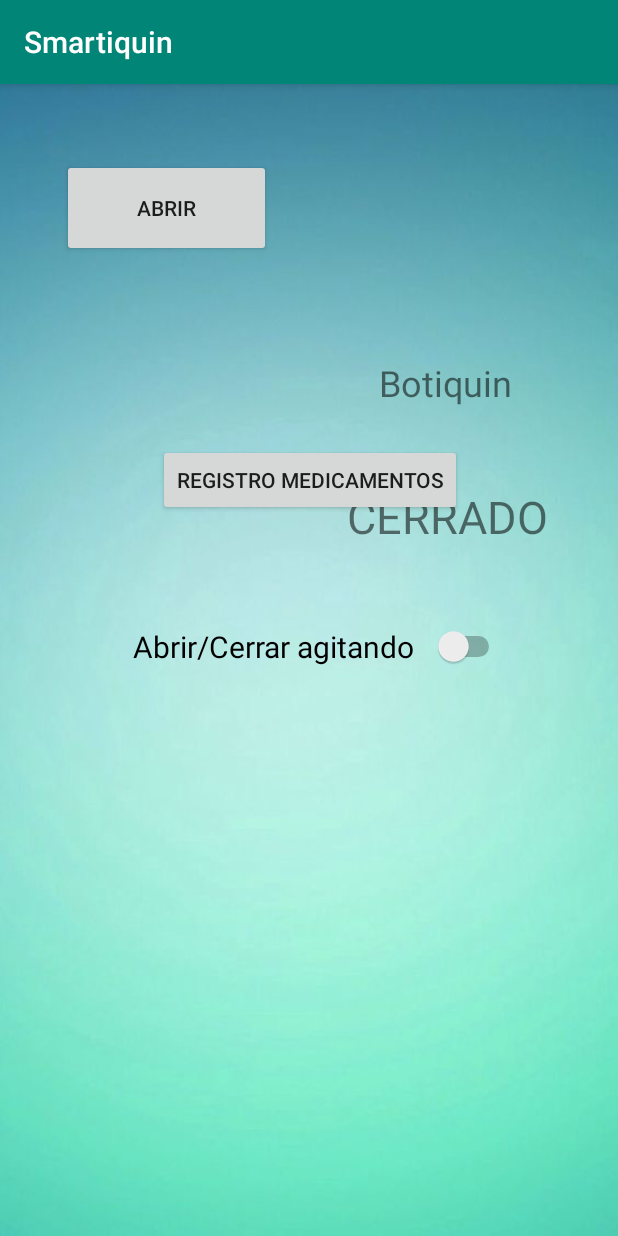
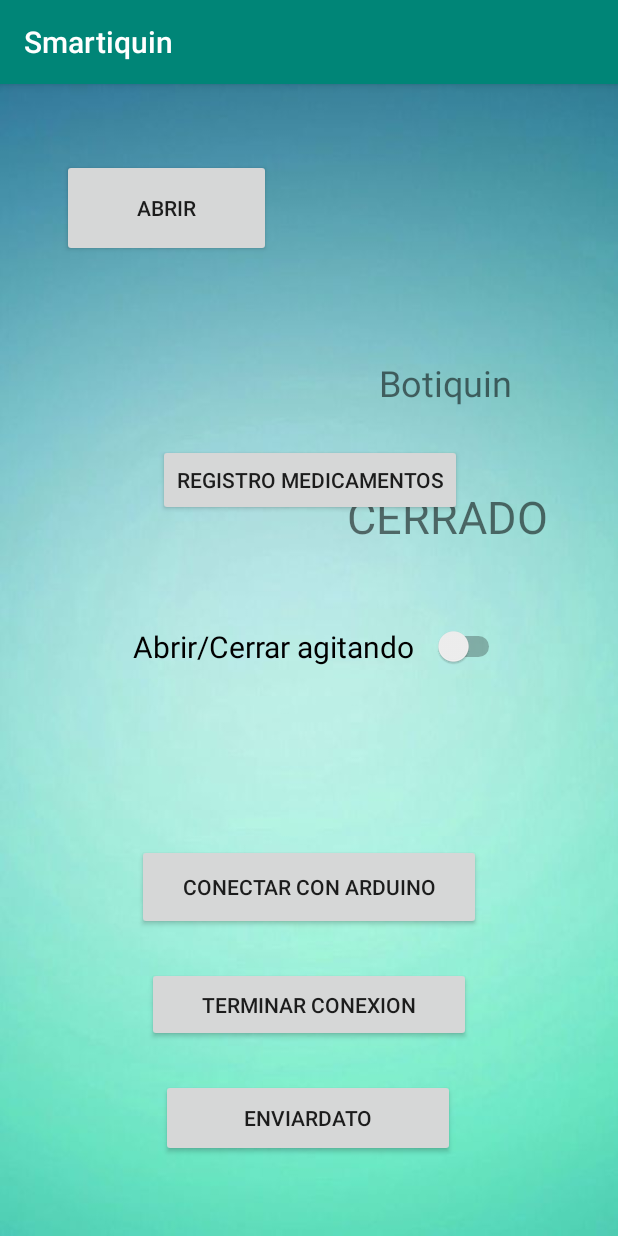
Before and after one commit to giyo08/smartiquin, an Android app: the screen it shows after launch (MainActivity), on a phone screen of 412 x 824 dp. Run offline under Robolectric (Android 15) with nearby library versions, the phone set to English and light mode, and no system bars.

Commit message:
Enviar/Recibir datos desde Android a arduino

```diff
--- a/Android/Smartiquin/app/src/main/AndroidManifest.xml
+++ b/Android/Smartiquin/app/src/main/AndroidManifest.xml
@@ -2,6 +2,7 @@
 <manifest xmlns:android="http://schemas.android.com/apk/res/android"
     package="com.example.smartiquin">
 
+    <uses-permission android:name="android.permission.BLUETOOTH" />
     <uses-permission android:name="android.permission.VIBRATE" />
 
     <application
--- a/Android/Smartiquin/app/src/main/java/com/example/smartiquin/MainActivity.java
+++ b/Android/Smartiquin/app/src/main/java/com/example/smartiquin/MainActivity.java
@@ -1,11 +1,19 @@
 package com.example.smartiquin;
 
+import android.app.Activity;
+import android.bluetooth.BluetoothAdapter;
+import android.bluetooth.BluetoothDevice;
+import android.bluetooth.BluetoothSocket;
+import android.content.BroadcastReceiver;
+import android.content.Context;
 import android.content.Intent;
+import android.content.IntentFilter;
 import android.content.pm.ActivityInfo;
 import android.hardware.Sensor;
 import android.hardware.SensorEvent;
 import android.hardware.SensorEventListener;
 import android.hardware.SensorManager;
+import android.os.AsyncTask;
 import android.os.Vibrator;
 import android.support.v7.app.AppCompatActivity;
 import android.os.Bundle;
@@ -15,6 +23,13 @@ import android.widget.Switch;
 import android.widget.TextView;
 import android.widget.Toast;
 
+import java.io.IOException;
+import java.io.InputStream;
+import java.io.OutputStream;
+import java.lang.reflect.Method;
+import java.util.UUID;
+import java.util.logging.Handler;
+
 ///NOTA: AUNQUE PARECE QUE ESTA TOD0 DESACOMODADO EN LA VISTA , EN MI CELULAR ESTA PERFECTAMENTE ALINEADO XD
 ///NO SE PORQUE :)
 
@@ -23,8 +38,13 @@ public class MainActivity extends AppCompatActivity {
     ///Botones, switchs, textViews
     private Button btnAbrirCerrar;
     private Button btnMeds;
+    private Button btnConectarArduino;
     private Switch switchShake;
     private TextView tvEstBot;
+
+
+    private Button btnTC;
+    private Button btnEnviarDato;
 
 
     ///EstadoBotiquin
@@ -49,6 +69,9 @@ public class MainActivity extends AppCompatActivity {
     private long ultShake = 0;
     private Vibrator v;
 
+    ///Bluetooth
+    private ConexionBluetooth conexionBluetooth;
+
 
     @Override
     protected void onCreate(Bundle savedInstanceState) {
@@ -57,24 +80,41 @@ public class MainActivity extends AppCompatActivity {
         super.onCreate(savedInstanceState);
         setContentView(R.layout.activity_main);
 
+        ///bluetoothAdapter = BluetoothAdapter.getDefaultAdapter();
+        conexionBluetooth = new ConexionBluetooth(MainActivity.this);
+
         ///Asigno a las variables su correspondiente cosa
         btnAbrirCerrar = findViewById(R.id.buttonAbrirCerrar);
         btnMeds = findViewById(R.id.buttonMeds);
         tvEstBot = findViewById(R.id.textViewEstBot);
         switchShake = findViewById(R.id.switchShake);
+        btnConectarArduino = findViewById(R.id.buttonConectarArduino);
+
+        btnTC = findViewById(R.id.buttonTC);
+
+
+        ///SI no termino la conexion , crashea la app
+        btnTC.setOnClickListener(new View.OnClickListener() {
+            @Override
+            public void onClick(View v) {
+                conexionBluetooth.terminarConexion();
+            }
+        });
+
 
         //Seteo el switch en falso
         switchShake.setChecked(false);
 
         ///Asigno a boton su listener correspondiente
         btnAbrirCerrar.setOnClickListener(btnAbrirCerrarListener);
+        btnConectarArduino.setOnClickListener(btnConectarArduinoListener);
 
         ///ACA TENGO QUE SETEAR EN QUE ESTADO ESTA EL BOTIQUIN DEPENDE DE LO QUE ME ENVIE EL ARDUINO
         ///AHORA PARA PRUEBAS LO PONGO EN CERRADO
         estadoBotiquin = E_CERRADO;
 
         ///Set como esta el botiquin y habilito/deshabilito botones
-        if(estadoBotiquin == E_ABIERTO)
+        if (estadoBotiquin == E_ABIERTO)
             botiquinAbierto();
         else
             botiquinCerrado();
@@ -95,11 +135,28 @@ public class MainActivity extends AppCompatActivity {
                 Intent nuevaVentana = new Intent(MainActivity.this, RegisterActivity.class);
 
                 Notificacion n = new Notificacion();
-                n.generarNuevaNotificacion("HOLA","Usted es un vagal", getApplicationContext());
+                n.generarNuevaNotificacion("HOLA", "Usted es un vagal", getApplicationContext());
 
                 startActivity(nuevaVentana);
             }
         });
+
+        btnEnviarDato = findViewById(R.id.button3);
+        btnEnviarDato.setOnClickListener(new View.OnClickListener() {
+            @Override
+            public void onClick(View v) {
+
+                try {
+                    conexionBluetooth.enviarMensaje("A");
+
+                    mostrarMensaje("Enviado con exito");
+                } catch (Exception e) {
+                    mostrarMensaje("No se pudo enviar mensaje");
+                }
+            }
+        });
+
+
 
     }
 
@@ -121,14 +178,22 @@ public class MainActivity extends AppCompatActivity {
         //sm.unregisterListener(proximitySensorListener);
     }
 
+
+    View.OnClickListener btnConectarArduinoListener = new View.OnClickListener() {
+        @Override
+        public void onClick(View v) {
+            conexionBluetooth.conectar();
+        }
+    };
+
     View.OnClickListener btnAbrirCerrarListener = new View.OnClickListener() {
         @Override
         public void onClick(View v) {
 
-            if(estadoBotiquin == E_ABIERTO){
+            if (estadoBotiquin == E_ABIERTO) {
                 botiquinCerrado();
                 ///ENVIO DATO CERRAR AL ARDUINO
-            }else{
+            } else {
                 botiquinAbierto();
                 ///ENVIO DATO ABRIR AL ARDUINO
 
@@ -141,24 +206,24 @@ public class MainActivity extends AppCompatActivity {
     };
 
     ///METODO HABILITAR EL SHAKE CON SWITCH
-    public void habilitarShake(View v){
+    public void habilitarShake(View v) {
 
         ///SI HABILITO ABRIR/CERRAR AGITANDO
-        if(switchShake.isChecked()){
-           btnAbrirCerrar.setEnabled(false);
+        if (switchShake.isChecked()) {
+            btnAbrirCerrar.setEnabled(false);
 
-           ///HABILITO LA LECTURA DEL SENSOR
-            sm.registerListener(shakeSensorListener,sensorShake,SensorManager.SENSOR_DELAY_GAME);
+            ///HABILITO LA LECTURA DEL SENSOR
+            sm.registerListener(shakeSensorListener, sensorShake, SensorManager.SENSOR_DELAY_GAME);
 
-            Toast.makeText(getApplicationContext(),"Shake habilitado",Toast.LENGTH_SHORT).show();
+            Toast.makeText(getApplicationContext(), "Shake habilitado", Toast.LENGTH_SHORT).show();
 
         }
         ///NO ESTA SELECCIONADO, habilito los botones que corresponden
-        else{
+        else {
 
             btnAbrirCerrar.setEnabled(true);
 
-            if(estadoBotiquin == E_ABIERTO)
+            if (estadoBotiquin == E_ABIERTO)
                 botiquinAbierto();
             else
                 botiquinCerrado();
@@ -166,7 +231,7 @@ public class MainActivity extends AppCompatActivity {
             ///DESHABILITO LA LECTURA DEL SENSOR
             sm.unregisterListener(shakeSensorListener);
 
-            Toast.makeText(getApplicationContext(),"Shake deshabilitado",Toast.LENGTH_SHORT).show();
+            Toast.makeText(getApplicationContext(), "Shake deshabilitado", Toast.LENGTH_SHORT).show();
         }
     }
 
@@ -177,29 +242,16 @@ public class MainActivity extends AppCompatActivity {
 
             long tiempoAct = System.currentTimeMillis();
 
-            if((tiempoAct - ultShake) > 300){
+            if ((tiempoAct - ultShake) > 300) {
 
-                float x = event.values[0];
-                float y = event.values[1];
-                float z = event.values[2];
-
-                double a = Math.sqrt(Math.pow(x, 2) + Math.pow(y, 2) + Math.pow(z, 2)) - SensorManager.GRAVITY_EARTH;
-
-                /*float gX = x/SensorManager.GRAVITY_EARTH;
-                float gY = x/SensorManager.GRAVITY_EARTH;
-                float gZ = x/SensorManager.GRAVITY_EARTH;
-
-                float a = (float)Math.sqrt(gX * gX + gY * gY + gZ * gZ);*/
-
-                if(a > LIMITE_SHAKE){
+                if ((Math.abs(event.values[0]) > 30 || Math.abs(event.values[1]) > 30 || Math.abs(event.values[2]) > 30)) {
 
                     ultShake = tiempoAct;
 
-                    if(estadoBotiquin == E_CERRADO){
+                    if (estadoBotiquin == E_CERRADO) {
                         botiquinAbierto();
                         v.vibrate(100);
-                    }
-                    else{
+                    } else {
                         botiquinCerrado();
                         v.vibrate(100);
                     }
@@ -217,7 +269,7 @@ public class MainActivity extends AppCompatActivity {
     SensorEventListener proximitySensorListener = new SensorEventListener() {
         @Override
         public void onSensorChanged(SensorEvent sensorEvent) {
-            if(sensorEvent.values[0] < sensorProx.getMaximumRange()){
+            if (sensorEvent.values[0] < sensorProx.getMaximumRange()) {
                 ///ACA MANDO PARA APAGAR EL BUZZER
 
                 ///Y DESACTIVO EL SENSOR DE PROXIMIDAD
@@ -236,35 +288,32 @@ public class MainActivity extends AppCompatActivity {
         @Override
         public void onSensorChanged(SensorEvent event) {
 
-            ///Poca luz?
-            if(event.values[0] < 10){
-                ///Encender led?
-
-            }else{
-                ///Apagar led?
-            }
+            ///debo enviar event.values[0].toString;
         }
 
         @Override
         public void onAccuracyChanged(Sensor sensor, int accuracy) {
 
 
-
         }
     };
 
-    private void botiquinAbierto(){
+    private void botiquinAbierto() {
 
         btnAbrirCerrar.setText(S_CERRAR);
         estadoBotiquin = E_ABIERTO;
         tvEstBot.setText(S_ABIERTO);
     }
 
-    private void botiquinCerrado(){
+    private void botiquinCerrado() {
 
         btnAbrirCerrar.setText(S_ABRIR);
         estadoBotiquin = E_CERRADO;
         tvEstBot.setText(S_CERRADO);
     }
 
+    private void mostrarMensaje(String mensaje) {
+        Toast.makeText(this, mensaje, Toast.LENGTH_SHORT).show();
+    }
+
 }
--- a/Android/Smartiquin/app/src/main/res/layout/activity_main.xml
+++ b/Android/Smartiquin/app/src/main/res/layout/activity_main.xml
@@ -77,4 +77,46 @@
         app:layout_constraintStart_toStartOf="parent"
         app:layout_constraintTop_toTopOf="parent" />
 
+    <Button
+        android:id="@+id/buttonConectarArduino"
+        android:layout_width="229dp"
+        android:layout_height="57dp"
+        android:layout_marginStart="8dp"
+        android:layout_marginTop="108dp"
+        android:layout_marginEnd="8dp"
+        android:text="@string/btnConectarArduino"
+        app:layout_constraintEnd_toEndOf="parent"
+        app:layout_constraintStart_toStartOf="parent"
+        app:layout_constraintTop_toBottomOf="@+id/switchShake" />
+
+    <Button
+        android:id="@+id/button3"
+        android:layout_width="196dp"
+        android:layout_height="52dp"
+        android:layout_marginStart="8dp"
+        android:layout_marginTop="8dp"
+        android:layout_marginEnd="8dp"
+        android:layout_marginBottom="8dp"
+        android:text="EnviarDato"
+        app:layout_constraintBottom_toBottomOf="parent"
+        app:layout_constraintEnd_toEndOf="parent"
+        app:layout_constraintHorizontal_bias="0.497"
+        app:layout_constraintStart_toStartOf="parent"
+        app:layout_constraintTop_toBottomOf="@+id/buttonConectarArduino"
+        app:layout_constraintVertical_bias="0.671" />
+
+    <Button
+        android:id="@+id/buttonTC"
+        android:layout_width="216dp"
+        android:layout_height="50dp"
+        android:layout_marginStart="8dp"
+        android:layout_marginTop="8dp"
+        android:layout_marginEnd="8dp"
+        android:layout_marginBottom="8dp"
+        android:text="Terminar Conexion"
+        app:layout_constraintBottom_toTopOf="@+id/button3"
+        app:layout_constraintEnd_toEndOf="parent"
+        app:layout_constraintStart_toStartOf="parent"
+        app:layout_constraintTop_toBottomOf="@+id/buttonConectarArduino" />
+
 </android.support.constraint.ConstraintLayout>
--- a/Android/Smartiquin/app/src/main/res/values/strings.xml
+++ b/Android/Smartiquin/app/src/main/res/values/strings.xml
@@ -18,6 +18,7 @@
     <string name="btnEliminar">Eliminar Medicamento</string>
     <string name="textViewSwitch">Posicion</string>
     <string name="textViewRegistro">Registro de Medicamento</string>
+    <string name="btnConectarArduino">Conectar con Arduino</string>
 
     <string-array name="switch_array">
         <item>1</item>
```
Also changed, not shown: Android/Smartiquin/app/src/main/java/com/example/smartiquin/ConexionBluetooth.java (added, +187 -0 lines), Android/Smartiquin/app/src/main/java/com/example/smartiquin/ConnectedThread.java (added, +48 -0 lines), Android/Smartiquin/app/src/main/java/com/example/smartiquin/HiloBackground.java (deleted, +0 -10 lines).
